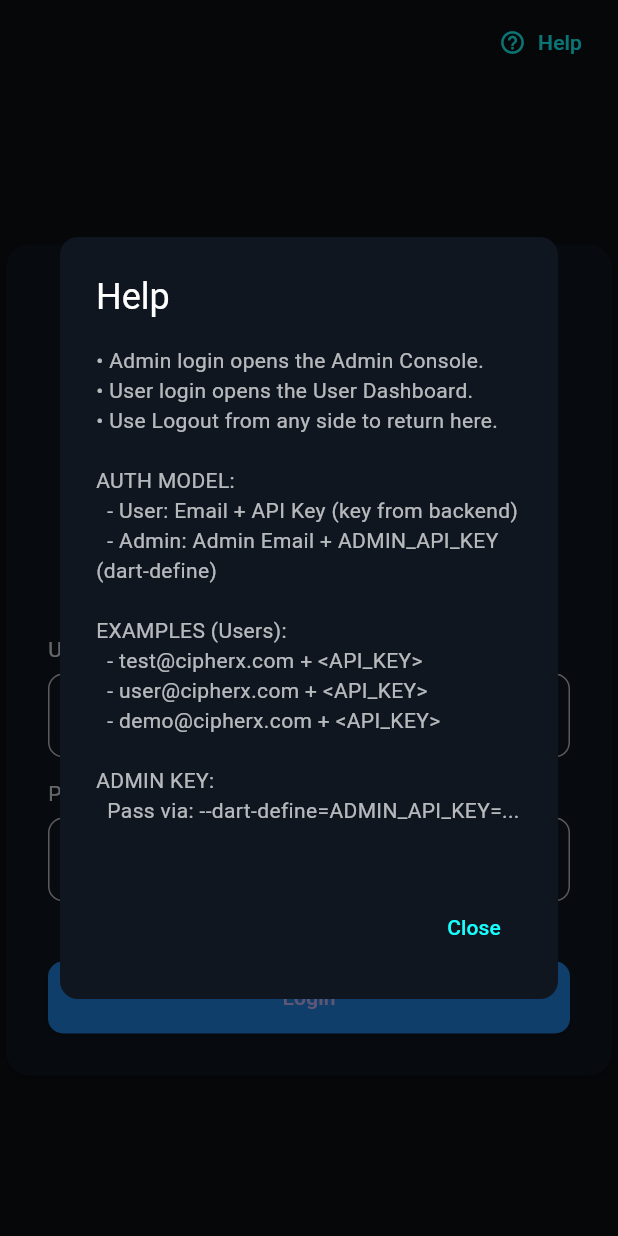
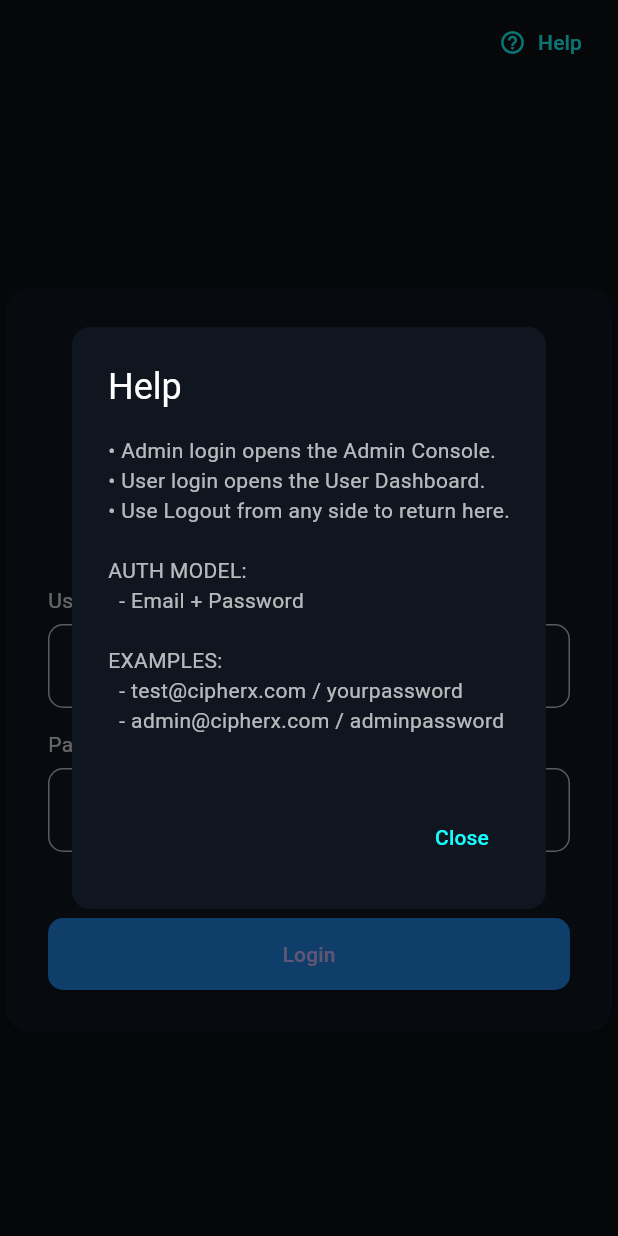
Before and after one commit to Suhas-Kumar-B/CypherXAI, a Flutter app: the screen it shows after launch, after a tap on "Login", after a tap on "Help", on a phone screen of 412 x 824 dp. Run offline on Flutter 3.47's test engine with Material 3 defaults, Android fonts, the phone set to English and light mode, and no system bars; our stand-ins replace dio, file_picker, percent_indicator; missing offline and left inert: universal_html; network calls fail.

Commit message:
changes made

```diff
--- a/cipherx_frontend/lib/app_layout.dart
+++ b/cipherx_frontend/lib/app_layout.dart
@@ -1,4 +1,3 @@
-// lib/app_layout.dart
 import 'package:flutter/material.dart';
 import 'package:provider/provider.dart';
 
--- a/cipherx_frontend/lib/pages/login.dart
+++ b/cipherx_frontend/lib/pages/login.dart
@@ -1,4 +1,3 @@
-// lib/pages/login.dart
 import 'package:flutter/material.dart';
 import 'package:provider/provider.dart';
 import '../theme_provider.dart';
@@ -18,7 +17,6 @@
   final passCtrl = TextEditingController();
   bool loading = false;
   String? error;
-  bool isApiKeyMode = false;
 
   @override
   void dispose() {
@@ -39,20 +37,17 @@
           '• User login opens the User Dashboard.\n'
           '• Use Logout from any side to return here.\n\n'
           'AUTH MODEL:\n'
-          '  - User: Email + API Key (key from backend)\n'
-          '  - Admin: Admin Email + ADMIN_API_KEY (dart-define)\n\n'
-          'EXAMPLES (Users):\n'
-          '  - test@cipherx.com + <API_KEY>\n'
-          '  - user@cipherx.com + <API_KEY>\n'
-          '  - demo@cipherx.com + <API_KEY>\n\n'
-          'ADMIN KEY:\n'
-          '  Pass via: --dart-define=ADMIN_API_KEY=...\n',
+          '  - Email + Password\n\n'
+          'EXAMPLES:\n'
+          '  - test@cipherx.com / yourpassword\n'
+          '  - admin@cipherx.com / adminpassword\n',
           style: TextStyle(color: Colors.white70),
         ),
         actions: [
           TextButton(
             onPressed: () => Navigator.pop(context),
-            child: const Text('Close', style: TextStyle(color: Colors.cyanAccent)),
+            child:
+                const Text('Close', style: TextStyle(color: Colors.cyanAccent)),
           )
         ],
       ),
@@ -60,21 +55,17 @@
   }
 
   Future<void> _submit() async {
-    setState(() { loading = true; error = null; });
+    setState(() {
+      loading = true;
+      error = null;
+    });
 
-    AuthResult res;
-    if (isApiKeyMode) {
-      // Direct API key authentication
-      res = await AuthService().authenticateWithApiKey(emailCtrl.text.trim());
-    } else {
-      // Username/password authentication
-      res = await AuthService().login(emailCtrl.text.trim(), passCtrl.text);
-    }
+    final res = await AuthService().login(emailCtrl.text.trim(), passCtrl.text);
 
-    setState(() { loading = false; });
+    setState(() => loading = false);
 
     if (!res.ok) {
-      setState(() { error = res.message ?? 'Authentication failed'; });
+      setState(() => error = res.message ?? 'Authentication failed');
       return;
     }
 
@@ -92,7 +83,8 @@
   @override
   Widget build(BuildContext context) {
     final themeProvider = Provider.of<ThemeProvider>(context);
-    final bg = themeProvider.isDarkMode ? const Color(0xFF0B0F14) : Colors.grey[50];
+    final bg =
+        themeProvider.isDarkMode ? const Color(0xFF0B0F14) : Colors.grey[50];
 
     return Scaffold(
       backgroundColor: bg,
@@ -103,7 +95,8 @@
           TextButton.icon(
             onPressed: _showHelp,
             icon: const Icon(Icons.help_outline, color: Colors.cyanAccent),
-            label: const Text('Help', style: TextStyle(color: Colors.cyanAccent)),
+            label:
+                const Text('Help', style: TextStyle(color: Colors.cyanAccent)),
           ),
           const SizedBox(width: 8),
         ],
@@ -112,10 +105,14 @@
         child: ConstrainedBox(
           constraints: const BoxConstraints(maxWidth: 520),
           child: Card(
-            color: themeProvider.isDarkMode ? const Color(0xFF0F1620) : Colors.white,
-            shape: RoundedRectangleBorder(borderRadius: BorderRadius.circular(16)),
+            color: themeProvider.isDarkMode
+                ? const Color(0xFF0F1620)
+                : Colors.white,
+            shape:
+                RoundedRectangleBorder(borderRadius: BorderRadius.circular(16)),
             child: Padding(
-              padding: const EdgeInsets.symmetric(horizontal: 28, vertical: 28),
+              padding:
+                  const EdgeInsets.symmetric(horizontal: 28, vertical: 28),
               child: Column(
                 mainAxisSize: MainAxisSize.min,
                 children: [
@@ -123,7 +120,8 @@
                     width: 64,
                     height: 64,
                     decoration: BoxDecoration(
-                      gradient: const LinearGradient(colors: [Colors.cyan, Colors.blue]),
+                      gradient:
+                          const LinearGradient(colors: [Colors.cyan, Colors.blue]),
                       borderRadius: BorderRadius.circular(16),
                     ),
                     child: const Icon(Icons.shield, color: Colors.white),
@@ -131,66 +129,45 @@
                   const SizedBox(height: 12),
                   const Text(
                     'CipherX',
-                    style: TextStyle(color: Colors.white, fontSize: 32, fontWeight: FontWeight.bold),
+                    style: TextStyle(
+                        color: Colors.white,
+                        fontSize: 32,
+                        fontWeight: FontWeight.bold),
                   ),
                   const SizedBox(height: 4),
-                  const Text('Secure Login', style: TextStyle(color: Colors.white70)),
-                  const SizedBox(height: 22),
+                  const Text('Secure Login',
+                      style: TextStyle(color: Colors.white70)),
+                  const SizedBox(height: 24),
 
-                  // Mode toggle
-                  Row(
-                    mainAxisAlignment: MainAxisAlignment.center,
-                    children: [
-                      TextButton(
-                        onPressed: () => setState(() { isApiKeyMode = false; error = null; }),
-                        child: Text(
-                          'Username/Password',
-                          style: TextStyle(
-                            color: !isApiKeyMode ? Colors.cyanAccent : Colors.grey[400],
-                            fontWeight: !isApiKeyMode ? FontWeight.bold : FontWeight.normal,
-                          ),
-                        ),
-                      ),
-                      const SizedBox(width: 20),
-                      TextButton(
-                        onPressed: () => setState(() { isApiKeyMode = true; error = null; }),
-                        child: Text(
-                          'API Key',
-                          style: TextStyle(
-                            color: isApiKeyMode ? Colors.cyanAccent : Colors.grey[400],
-                            fontWeight: isApiKeyMode ? FontWeight.bold : FontWeight.normal,
-                          ),
-                        ),
-                      ),
-                    ],
-                  ),
-                  const SizedBox(height: 16),
-
+                  // Username field
                   Align(
                     alignment: Alignment.centerLeft,
-                    child: Text(
-                      isApiKeyMode ? 'API Key' : 'Username',
-                      style: TextStyle(color: Colors.grey[300])
-                    )
+                    child:
+                        Text('Username', style: TextStyle(color: Colors.grey[300])),
                   ),
                   const SizedBox(height: 6),
                   TextField(
                     controller: emailCtrl,
                     decoration: InputDecoration(
-                      hintText: isApiKeyMode ? 'Enter your API key' : 'Enter your email',
+                      hintText: 'Enter your email',
                       filled: true,
                       fillColor: const Color(0xFF121A23),
                       border: OutlineInputBorder(
                         borderRadius: BorderRadius.circular(10),
-                        borderSide: BorderSide(color: Colors.white.withOpacity(0.1)),
+                        borderSide:
+                            BorderSide(color: Colors.white.withOpacity(0.1)),
                       ),
                     ),
                     style: const TextStyle(color: Colors.white),
                   ),
                   const SizedBox(height: 14),
 
-                  if (!isApiKeyMode) ...[
-                    Align(alignment: Alignment.centerLeft, child: Text('Password', style: TextStyle(color: Colors.grey[300]))),
+                  // Password field
+                  Align(
+                    alignment: Alignment.centerLeft,
+                    child:
+                        Text('Password', style: TextStyle(color: Colors.grey[300])),
+                  ),
                   const SizedBox(height: 6),
                   TextField(
                     controller: passCtrl,
@@ -201,18 +178,19 @@
                       fillColor: const Color(0xFF121A23),
                       border: OutlineInputBorder(
                         borderRadius: BorderRadius.circular(10),
-                          borderSide: BorderSide(color: Colors.white.withOpacity(0.1)),
+                        borderSide:
+                            BorderSide(color: Colors.white.withOpacity(0.1)),
                       ),
                     ),
                     style: const TextStyle(color: Colors.white),
                   ),
-                  ],
-                  const SizedBox(height: 12),
+                  const SizedBox(height: 16),
 
                   if (error != null)
                     Padding(
                       padding: const EdgeInsets.only(bottom: 8.0),
-                      child: Text(error!, style: const TextStyle(color: Colors.redAccent)),
+                      child: Text(error!,
+                          style: const TextStyle(color: Colors.redAccent)),
                     ),
 
                   SizedBox(
@@ -221,11 +199,17 @@
                       onPressed: loading ? null : _submit,
                       style: ElevatedButton.styleFrom(
                         padding: const EdgeInsets.symmetric(vertical: 14),
-                        shape: RoundedRectangleBorder(borderRadius: BorderRadius.circular(10)),
+                        shape: RoundedRectangleBorder(
+                            borderRadius: BorderRadius.circular(10)),
                         backgroundColor: const Color(0xFF1E88E5),
                       ),
                       child: loading
-                          ? const SizedBox(height: 20, width: 20, child: CircularProgressIndicator(strokeWidth: 2, color: Colors.white))
+                          ? const SizedBox(
+                              height: 20,
+                              width: 20,
+                              child: CircularProgressIndicator(
+                                  strokeWidth: 2, color: Colors.white),
+                            )
                           : const Text('Login'),
                     ),
                   ),
```
Also changed, not shown: cipherx_frontend/lib/admin/pages/crud_users.dart (+77 -43 lines), cipherx_frontend/lib/pages/dashboard.dart (+8 -3 lines), cipherx_frontend/lib/pages/history.dart (+11 -4 lines). Lines whose indentation alone changed are shown as unchanged.
